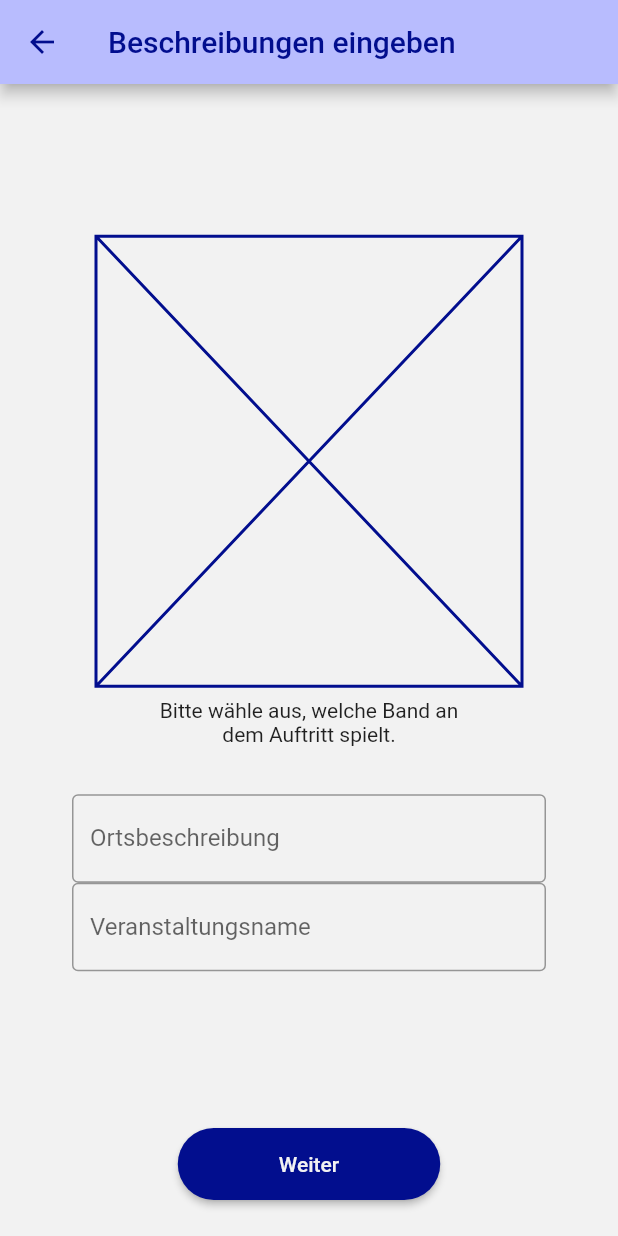
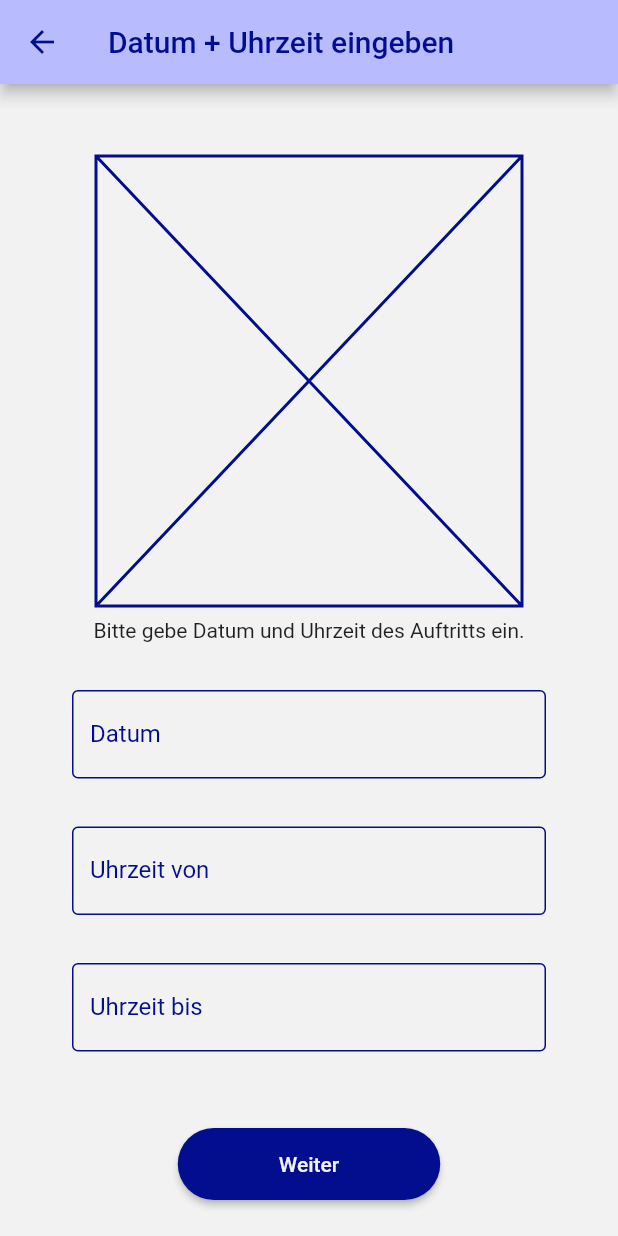
Before and after one commit to Mavv3006/Blue-Bird-Big-Band-Admin, a Flutter app: the AddingConcert2Screen screen opened by its route, after a tap on "Weiter", on a phone screen of 412 x 824 dp. Run offline on Flutter 3.47's test engine with Material 2 defaults, Android fonts, the phone set to English and light mode, and no system bars.

Commit message:
finished concert adding screens

```diff
--- a/lib/screens/addingConcertScreen/adding_concert_2.dart
+++ b/lib/screens/addingConcertScreen/adding_concert_2.dart
@@ -1,6 +1,10 @@
 import 'package:admin_app/screens/addingConcertScreen/adding_concert_continue_button.dart';
 import 'package:admin_app/screens/addingConcertScreen/adding_concert_scaffold.dart';
+import 'package:admin_app/screens/addingConcertScreen/image_placeholder.dart';
+import 'package:admin_app/screens/addingConcertScreen/text_field.dart';
 import 'package:admin_app/util/colors.dart';
+import 'package:admin_app/util/constants.dart';
+import 'package:admin_app/util/routes.dart';
 import 'package:flutter/material.dart';
 
 class AddingConcert2Screen extends StatefulWidget {
@@ -16,6 +20,10 @@ class _AddingConcert2ScreenState extends State<AddingConcert2Screen> {
 
   @override
   Widget build(BuildContext context) {
+    var onPrimaryColorTextStyle = TextStyle(
+      color: Theme.of(context).colorScheme.onPrimary,
+    );
+
     return AddingConcertScaffold(
       appBarTitle: "Beschreibungen eingeben",
       child: Stack(
@@ -27,13 +35,10 @@ class _AddingConcert2ScreenState extends State<AddingConcert2Screen> {
               children: [
                 const Padding(
                   padding: EdgeInsets.only(left: 64, right: 64, bottom: 8),
-                  child: Placeholder(
-                    color: AddingConcertColors.darkBlue,
-                    fallbackHeight: 300,
-                  ),
+                  child: ImagePlaceholder(),
                 ),
                 const Text(
-                  "Bitte wähle aus, welche Band an \ndem Auftritt spielt.",
+                  "Bitte beschreibe, den Anlass für den Auftritt\nund wie die Location heißt, an der die Band spielt.",
                   textAlign: TextAlign.center,
                 ),
                 Padding(
@@ -45,20 +50,15 @@ class _AddingConcert2ScreenState extends State<AddingConcert2Screen> {
                   child: Column(
                     mainAxisAlignment: MainAxisAlignment.center,
                     children: [
-                      TextFormField(
+                      ConcertAddingTextField(
                         controller: locationController,
-                        decoration: const InputDecoration(
-                          border: OutlineInputBorder(),
-                          labelText: "Ortsbeschreibung",
-                        ),
+                        labelText: "Ortsbeschreibung",
                       ),
-                      TextFormField(
+                      sizedBox32,
+                      ConcertAddingTextField(
                         controller: organizerController,
-                        decoration: const InputDecoration(
-                          border: OutlineInputBorder(),
-                          labelText: "Veranstaltungsname",
-                        ),
-                      )
+                        labelText: "Veranstaltungsname",
+                      ),
                     ],
                   ),
                 )
@@ -67,7 +67,7 @@ class _AddingConcert2ScreenState extends State<AddingConcert2Screen> {
           ),
           AddingConcertContinueButton(
             buttonText: "Weiter",
-            onPressed: () {},
+            onPressed: () => Navigator.pushNamed(context, Routes.addConcert3),
           ),
         ],
       ),
--- /dev/null
+++ b/lib/screens/addingConcertScreen/adding_concert_3.dart
@@ -0,0 +1,120 @@
+import 'package:admin_app/screens/addingConcertScreen/adding_concert_continue_button.dart';
+import 'package:admin_app/screens/addingConcertScreen/adding_concert_scaffold.dart';
+import 'package:admin_app/screens/addingConcertScreen/image_placeholder.dart';
+import 'package:admin_app/screens/addingConcertScreen/time_picker.dart';
+import 'package:admin_app/util/colors.dart';
+import 'package:admin_app/util/constants.dart';
+import 'package:admin_app/util/routes.dart';
+import 'package:flutter/material.dart';
+import 'package:intl/intl.dart';
+
+class AddingConcert3Screen extends StatefulWidget {
+  const AddingConcert3Screen({Key? key}) : super(key: key);
+
+  @override
+  State<AddingConcert3Screen> createState() => _AddingConcert3ScreenState();
+}
+
+class _AddingConcert3ScreenState extends State<AddingConcert3Screen> {
+  var dateController = TextEditingController();
+  var endTimeController = TextEditingController();
+  var startTimeController = TextEditingController();
+
+  var dateKey = GlobalKey<FormFieldState>();
+
+  Widget showDatePickerBuilder(BuildContext context, Widget? child) => Theme(
+        data: Theme.of(context).copyWith(
+          textButtonTheme: TextButtonThemeData(
+            style: TextButton.styleFrom(
+              primary: AddingConcertColors.darkBlue,
+            ),
+          ),
+        ),
+        child: child!,
+      );
+
+  @override
+  Widget build(BuildContext context) {
+    var onPrimaryColorTextStyle = TextStyle(
+      color: Theme.of(context).colorScheme.onPrimary,
+    );
+
+    return AddingConcertScaffold(
+      appBarTitle: "Datum + Uhrzeit eingeben",
+      child: Stack(
+        children: [
+          Padding(
+            padding: const EdgeInsets.only(bottom: 75),
+            child: Column(
+              mainAxisAlignment: MainAxisAlignment.center,
+              children: [
+                const Padding(
+                  padding: EdgeInsets.only(left: 64, right: 64, bottom: 8),
+                  child: ImagePlaceholder(),
+                ),
+                const Text(
+                  "Bitte gebe Datum und Uhrzeit des Auftritts ein.",
+                  textAlign: TextAlign.center,
+                ),
+                Padding(
+                  padding: const EdgeInsets.only(
+                    left: 48.0,
+                    right: 48.0,
+                    top: 32,
+                  ),
+                  child: Column(
+                    mainAxisAlignment: MainAxisAlignment.center,
+                    children: [
+                      TextFormField(
+                        key: dateKey,
+                        controller: dateController,
+                        decoration: InputDecoration(
+                          border: const OutlineInputBorder(),
+                          labelText: "Datum",
+                          enabledBorder: darkBlueOutlineInputBorder,
+                          focusedBorder: darkBlueOutlineInputBorder,
+                          labelStyle: onPrimaryColorTextStyle,
+                        ),
+                        onTap: () async {
+                          var now = DateTime.now();
+                          var date = await showDatePicker(
+                            context: context,
+                            helpText: "Datum des Konzerts",
+                            initialDate: now,
+                            firstDate: DateTime(now.year),
+                            lastDate: DateTime(now.year + 10),
+                            builder: showDatePickerBuilder,
+                          );
+                          if (date == null) return;
+                          dateController.value = TextEditingValue(
+                            text: DateFormat(dateFormatPattern).format(date),
+                          );
+                        },
+                      ),
+                      sizedBox32,
+                      TimePicker(
+                        labelText: "Uhrzeit von",
+                        controller: startTimeController,
+                        textStyle: onPrimaryColorTextStyle,
+                      ),
+                      sizedBox32,
+                      TimePicker(
+                        labelText: "Uhrzeit bis",
+                        controller: endTimeController,
+                        textStyle: onPrimaryColorTextStyle,
+                      ),
+                    ],
+                  ),
+                )
+              ],
+            ),
+          ),
+          AddingConcertContinueButton(
+            buttonText: "Weiter",
+            onPressed: () => Navigator.pushNamed(context, Routes.addConcert4),
+          ),
+        ],
+      ),
+    );
+  }
+}
--- a/lib/screens/addingConcertScreen/adding_concert_continue_button.dart
+++ b/lib/screens/addingConcertScreen/adding_concert_continue_button.dart
@@ -2,12 +2,12 @@ import 'package:admin_app/util/colors.dart';
 import 'package:flutter/material.dart';
 
 class AddingConcertContinueButton extends StatelessWidget {
-  AddingConcertContinueButton(
+  const AddingConcertContinueButton(
       {Key? key, required this.buttonText, required this.onPressed})
       : super(key: key);
 
   final String buttonText;
-  VoidCallback? onPressed;
+  final VoidCallback? onPressed;
 
   @override
   Widget build(BuildContext context) {
--- /dev/null
+++ b/lib/screens/addingConcertScreen/image_placeholder.dart
@@ -0,0 +1,19 @@
+import 'package:admin_app/util/colors.dart';
+import 'package:flutter/material.dart';
+
+class ImagePlaceholder extends StatelessWidget {
+  const ImagePlaceholder({
+    Key? key,
+  }) : super(key: key);
+
+  @override
+  Widget build(BuildContext context) {
+    return const SizedBox(
+      height: 300,
+      width: 300,
+      child: Placeholder(
+        color: AddingConcertColors.darkBlue,
+      ),
+    );
+  }
+}
--- /dev/null
+++ b/lib/screens/addingConcertScreen/text_field.dart
@@ -0,0 +1,33 @@
+import 'package:admin_app/util/constants.dart';
+import 'package:flutter/material.dart';
+
+class ConcertAddingTextField extends StatelessWidget {
+  const ConcertAddingTextField({
+    Key? key,
+    required this.controller,
+    required this.labelText,
+    this.keyboardType,
+  }) : super(key: key);
+
+  final TextEditingController controller;
+  final String labelText;
+  final TextInputType? keyboardType;
+
+  @override
+  Widget build(BuildContext context) {
+    var onPrimaryColorTextStyle = TextStyle(
+      color: Theme.of(context).colorScheme.onPrimary,
+    );
+    return TextFormField(
+      controller: controller,
+      keyboardType: keyboardType,
+      decoration: InputDecoration(
+        border: const OutlineInputBorder(),
+        labelText: labelText,
+        enabledBorder: darkBlueOutlineInputBorder,
+        focusedBorder: darkBlueOutlineInputBorder,
+        labelStyle: onPrimaryColorTextStyle,
+      ),
+    );
+  }
+}
--- /dev/null
+++ b/lib/screens/addingConcertScreen/time_picker.dart
@@ -0,0 +1,83 @@
+import 'package:admin_app/util/constants.dart';
+import 'package:flutter/material.dart';
+
+class TimePicker extends StatefulWidget {
+  const TimePicker({
+    Key? key,
+    required this.controller,
+    required this.textStyle,
+    required this.labelText,
+  }) : super(key: key);
+
+  final TextEditingController controller;
+  final TextStyle textStyle;
+  final String labelText;
+
+  Color lightenColor(Color color, double amount) {
+    assert(amount >= 0 && amount <= 1);
+    final hsl = HSLColor.fromColor(color);
+    final lightened = hsl.withLightness(
+      (hsl.lightness + amount).clamp(0.0, 1.0),
+    );
+    return lightened.toColor();
+  }
+
+  Widget showTimePickerBuilder(BuildContext context, Widget? child) {
+    ColorScheme currentColorScheme = Theme.of(context).colorScheme;
+    Color lighterDarkBlue = lightenColor(currentColorScheme.onPrimary, 0.125);
+    Color? newOnSurface = Colors.grey[800];
+    return Theme(
+      data: Theme.of(context).copyWith(
+        colorScheme: currentColorScheme.copyWith(
+          primary: lighterDarkBlue,
+          onPrimary: currentColorScheme.surface,
+          onSurface: newOnSurface,
+        ),
+        textButtonTheme: TextButtonThemeData(
+          style: TextButton.styleFrom(
+            primary: currentColorScheme.onPrimary,
+          ),
+        ),
+        timePickerTheme: Theme.of(context).timePickerTheme.copyWith(
+              dialBackgroundColor: newOnSurface?.withOpacity(0.12),
+            ),
+      ),
+      child: child!,
+    );
+  }
+
+  @override
+  State<TimePicker> createState() => _TimePickerState();
+}
+
+class _TimePickerState extends State<TimePicker> {
+  var timeKey = GlobalKey<FormFieldState>();
+
+  @override
+  Widget build(BuildContext context) {
+    return TextFormField(
+      key: timeKey,
+      controller: widget.controller,
+      decoration: InputDecoration(
+        border: const OutlineInputBorder(),
+        labelText: widget.labelText,
+        enabledBorder: darkBlueOutlineInputBorder,
+        focusedBorder: darkBlueOutlineInputBorder,
+        labelStyle: widget.textStyle,
+      ),
+      onTap: () async {
+        var time = await showTimePicker(
+          context: context,
+          initialTime: TimeOfDay.now(),
+          builder: widget.showTimePickerBuilder,
+        );
+        if (!mounted) return;
+        var currentContext = timeKey.currentContext;
+        if (time == null || currentContext == null) return;
+        widget.controller.value = TextEditingValue(
+          text: time.format(currentContext),
+        );
+      },
+    );
+  }
+}
--- a/lib/util/constants.dart
+++ b/lib/util/constants.dart
@@ -1,6 +1,18 @@
+import 'package:admin_app/util/colors.dart';
 import 'package:flutter/material.dart';
 
 const Map<num, String> bandNames = {
   1: "Blue Bird Big Band",
   2: "Dometown Band"
 };
+
+const BorderSide darkBlueBorderSide = BorderSide(
+  color: AddingConcertColors.darkBlue,
+);
+
+const darkBlueOutlineInputBorder = OutlineInputBorder(
+  borderSide: darkBlueBorderSide,
+);
+const sizedBox32 = SizedBox(height: 32);
+
+const String dateFormatPattern = "dd.MM.yyyy";
--- a/lib/util/routes.dart
+++ b/lib/util/routes.dart
@@ -10,4 +10,5 @@ class Routes {
   static const String addConcert1 = 'addConcert1';
   static const String addConcert2 = 'addConcert2';
   static const String addConcert3 = 'addConcert3';
+  static const String addConcert4 = 'addConcert4';
 }
--- a/pubspec.yaml
+++ b/pubspec.yaml
@@ -38,6 +38,8 @@ dependencies:
   intl: ^0.17.0
   http: ^0.13.5
   meta: ^1.7.0
+  flutter_localizations:
+    sdk: flutter
 
 dev_dependencies:
   flutter_test:
```
Also changed, not shown: lib/main.dart (+11 -4 lines), lib/screens/addingConcertScreen/adding_concert_1.dart (+8 -9 lines), lib/screens/addingConcertScreen/adding_concert_4.dart (added, +89 -0 lines), pubspec.lock.
